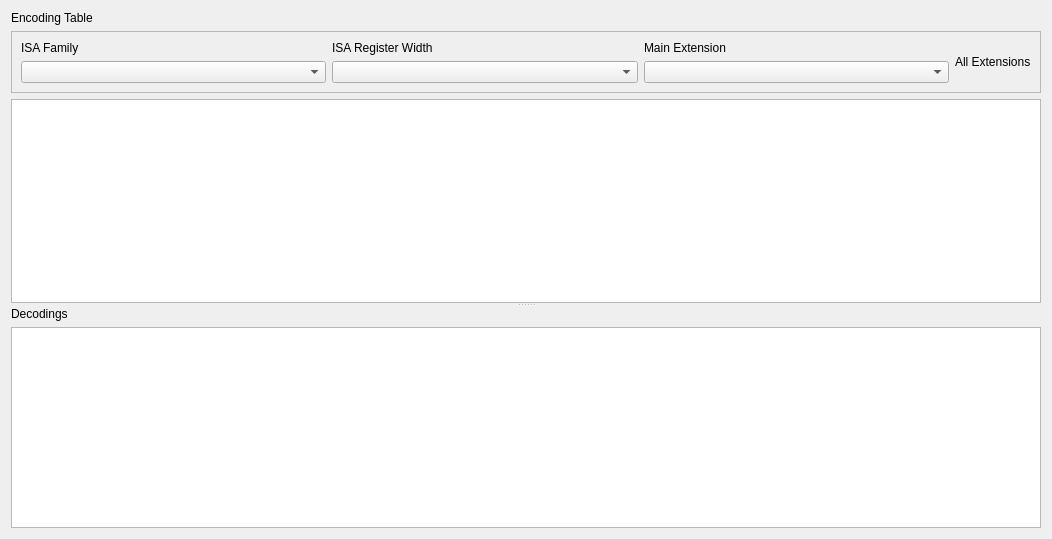
Before: the Qt Designer form src/sliderulestab.ui in mortbopet/Ripes, drawn with Qt 5.
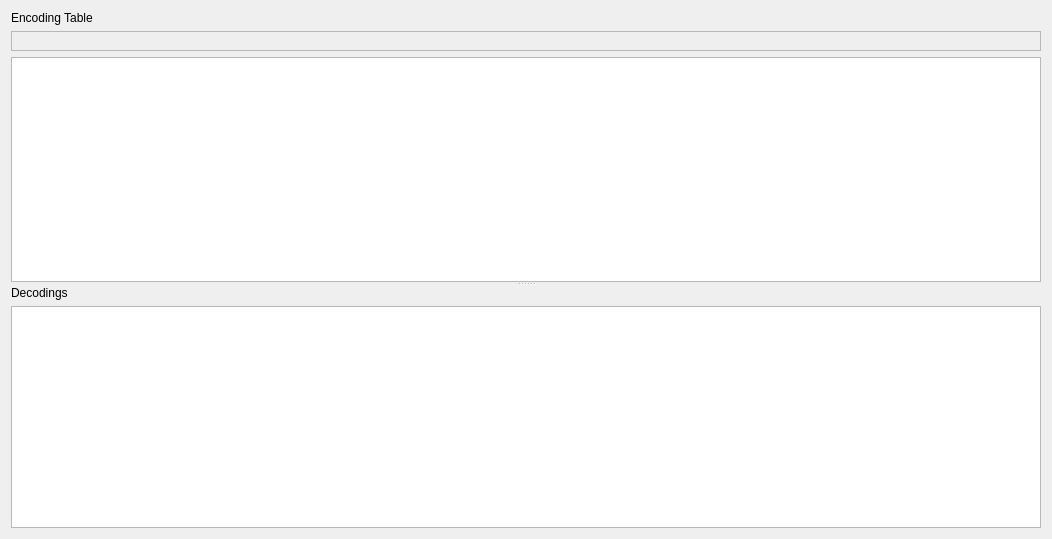
After: the same form once the commit is applied. Custom widgets are drawn as their Qt base class.

Commit message: Working on flow of data between Qt widgets and models

What changed in the file:
```diff
--- a/src/sliderulestab.ui
+++ b/src/sliderulestab.ui
@@ -38,7 +38,7 @@
         </widget>
        </item>
        <item>
-        <widget class="QFrame" name="frame">
+        <widget class="ISAEncodingFilters" name="encodingFilters">
          <property name="sizePolicy">
           <sizepolicy hsizetype="Preferred" vsizetype="Preferred">
            <horstretch>0</horstretch>
@@ -51,90 +51,7 @@
          <property name="frameShadow">
           <enum>QFrame::Raised</enum>
          </property>
-         <layout class="QHBoxLayout" name="horizontalLayout_3">
-          <item>
-           <layout class="QVBoxLayout" name="verticalLayout_3">
-            <item>
-             <widget class="QLabel" name="label">
-              <property name="sizePolicy">
-               <sizepolicy hsizetype="Preferred" vsizetype="Minimum">
-                <horstretch>0</horstretch>
-                <verstretch>0</verstretch>
-               </sizepolicy>
-              </property>
-              <property name="text">
-               <string>ISA Family</string>
-              </property>
-             </widget>
-            </item>
-            <item>
-             <widget class="ISAFamilyComboBox" name="isaFamilySelector">
-              <property name="sizePolicy">
-               <sizepolicy hsizetype="Preferred" vsizetype="Preferred">
-                <horstretch>0</horstretch>
-                <verstretch>0</verstretch>
-               </sizepolicy>
-              </property>
-             </widget>
-            </item>
-           </layout>
-          </item>
-          <item>
-           <layout class="QVBoxLayout" name="verticalLayout_2">
-            <item>
-             <widget class="QLabel" name="label_4">
-              <property name="sizePolicy">
-               <sizepolicy hsizetype="Preferred" vsizetype="Minimum">
-                <horstretch>0</horstretch>
-                <verstretch>0</verstretch>
-               </sizepolicy>
-              </property>
-              <property name="text">
-               <string>ISA Register Width</string>
-              </property>
-             </widget>
-            </item>
-            <item>
-             <widget class="ISAComboBox" name="isaSelector">
-              <property name="sizePolicy">
-               <sizepolicy hsizetype="Preferred" vsizetype="Preferred">
-                <horstretch>0</horstretch>
-                <verstretch>0</verstretch>
-               </sizepolicy>
-              </property>
-             </widget>
-            </item>
-           </layout>
-          </item>
-          <item>
-           <layout class="QVBoxLayout" name="verticalLayout_4">
-            <item>
-             <widget class="QLabel" name="label_5">
-              <property name="text">
-               <string>Main Extension</string>
-              </property>
-             </widget>
-            </item>
-            <item>
-             <widget class="QComboBox" name="mainExtensionSelector"/>
-            </item>
-           </layout>
-          </item>
-          <item>
-           <layout class="QVBoxLayout" name="verticalLayout_5">
-            <item>
-             <widget class="QLabel" name="label_6">
-              <property name="text">
-               <string>All Extensions</string>
-              </property>
-             </widget>
-            </item>
-            <item>
-             <layout class="QGridLayout" name="extensionCheckboxGrid"/>
-            </item>
-           </layout>
-          </item>
-         </layout>
+         <layout class="QHBoxLayout" name="horizontalLayout_3"/>
         </widget>
        </item>
        <item>
@@ -167,14 +84,10 @@
    <header>sliderulestab.h</header>
   </customwidget>
   <customwidget>
-   <class>ISAFamilyComboBox</class>
-   <extends>QComboBox</extends>
+   <class>ISAEncodingFilters</class>
+   <extends>QFrame</extends>
    <header>sliderulestab.h</header>
-  </customwidget>
-  <customwidget>
-   <class>ISAComboBox</class>
-   <extends>QComboBox</extends>
-   <header>sliderulestab.h</header>
+   <container>1</container>
   </customwidget>
  </customwidgets>
  <resources/>
```
The commit also changes 4 other files.
